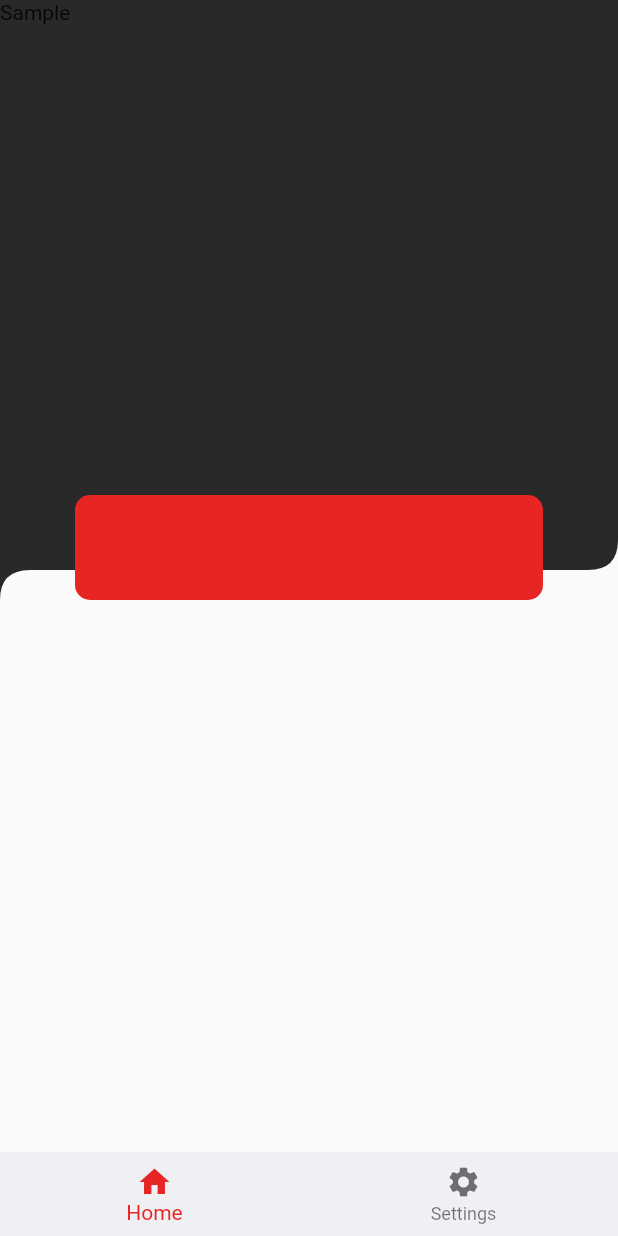
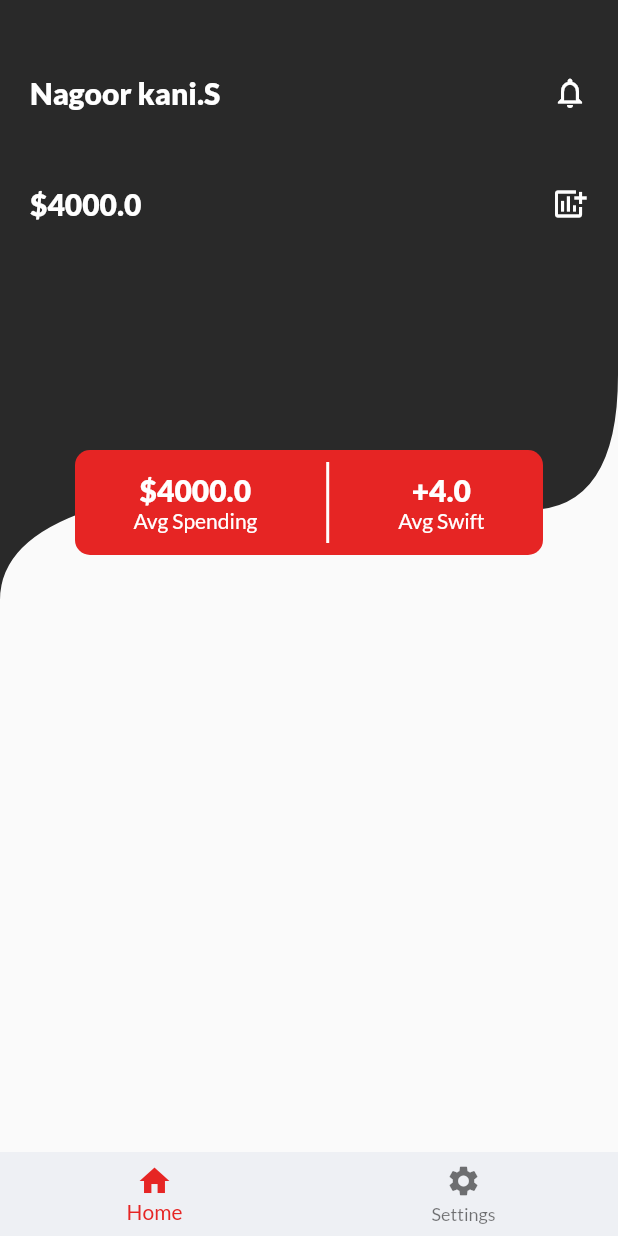
Before and after one commit to Nagoorkani2393/payment_app, a Flutter app: the screen it shows after launch, on a phone screen of 412 x 824 dp. Run offline on Flutter 3.47's test engine with Material 2 defaults, Android fonts, the phone set to English and light mode, and no system bars.

Commit message:
refactor : add design

```diff
--- a/lib/constants/app_text.dart
+++ b/lib/constants/app_text.dart
@@ -11,5 +11,16 @@ class AppTextStyle{
 class AppFont{
   AppFont._();
 
-  static const double fs_12 = 12.0;
+  static const double size_12 = 12.0;
+  static const double size_14 = 14.0;
+  static const double size_16 = 16.0;
+  static const double size_18 = 18.0;
+  static const double size_20 = 20.0;
+
+  static const Color colorWhite = Color(0xFFFFFFFF);
+  static const Color colorBlack = Color(0xFF000000);
+
+  static const FontWeight weightBlack = FontWeight.w900;
+  static const FontWeight weightBold = FontWeight.w700;
+  static const FontWeight weightRegular = FontWeight.w400;
 }
--- /dev/null
+++ b/lib/constants/style.dart
@@ -0,0 +1,26 @@
+import 'package:flutter/material.dart';
+
+import 'app_text.dart';
+
+class Style {
+  Style._();
+
+  static const TextStyle headingText = TextStyle(
+    fontFamily: "Lato",
+    fontSize: AppFont.size_20,
+    fontWeight: AppFont.weightBlack,
+    color: AppFont.colorWhite,
+  );
+  static const TextStyle subText = TextStyle(
+    fontFamily: "Lato",
+    fontSize: AppFont.size_16,
+    fontWeight: AppFont.weightRegular,
+    color: AppFont.colorWhite,
+  );
+  static const TextStyle bodyText = TextStyle(
+    fontFamily: "Lato",
+    fontSize: AppFont.size_14,
+    fontWeight: AppFont.weightRegular,
+    color: AppFont.colorWhite,
+  );
+}
--- a/lib/main.dart
+++ b/lib/main.dart
@@ -22,7 +22,7 @@ class _RootAppState extends State<RootApp> {
     return MaterialApp(
       title: 'Flutter Demo',
       theme: ThemeData(
-        primarySwatch: Colors.blue,
+        fontFamily: 'Lato',
       ),
       home: Scaffold(
         body: _pages().elementAt(_selectedIndex),
--- a/lib/pages/home_page.dart
+++ b/lib/pages/home_page.dart
@@ -1,5 +1,6 @@
 import 'package:flutter/material.dart';
 import '../constants/app_colors/app_colors.dart';
+import '../constants/style.dart';
 import '../widgets/home_background_painter.dart';
 import '../widgets/home_container.dart';
 
@@ -25,14 +26,76 @@ class HomePage extends StatelessWidget {
                         backgroundColor: AppColors.primaryColor),
                   ),
                 ),
-                const Text("Sample",),
                 Positioned(
-                  top: 330.0,
+                  top: 50.0,
+                    left: 20.0,
+                    right: 20.0,
+                    child: Column(
+                      children: [
+                        Row(
+                          mainAxisAlignment: MainAxisAlignment.spaceBetween,
+                          children: const [
+                            Text("Nagoor kani.S",
+                            style: Style.headingText,),
+                            Icon(Icons.notifications_none, color: Colors.white,),
+                          ],
+                        ),
+                        const SizedBox(height: 50.0,),
+                        Row(
+                          mainAxisAlignment: MainAxisAlignment.spaceBetween,
+                          children: const [
+                            Text("\$4000.0",
+                              style: Style.headingText,),
+                            Icon(Icons.add_chart, color: Colors.white,),
+                          ],
+                        ),
+                      ],
+                    )),
+                Positioned(
+                  top: 300.0,
                   left: 50.0,
                   right: 50.0,
                   child: Container(
                     height: 70.0,
                     decoration: const HomeContainer(),
+                    child: Row(
+                      mainAxisAlignment: MainAxisAlignment.spaceEvenly,
+                      children: [
+                        Column(
+                          mainAxisAlignment: MainAxisAlignment.center,
+                          children: [
+                            RichText(
+                              text: const TextSpan(
+                                  text: "\$4000.0",
+                                  style: Style.headingText),),
+                            RichText(
+                              text: const TextSpan(
+                                  text: "Avg Spending",
+                                  style: Style.bodyText),),
+                          ],
+                        ),
+                        const Padding(
+                          padding: EdgeInsets.symmetric(vertical: 8.0),
+                          child: VerticalDivider(
+                            color: Colors.white,
+                            thickness: 2.0,
+                          ),
+                        ),
+                        Column(
+                          mainAxisAlignment: MainAxisAlignment.center,
+                          children: [
+                            RichText(
+                              text: const TextSpan(
+                                  text: "+4.0",
+                                  style: Style.headingText),),
+                            RichText(
+                              text: const TextSpan(
+                                  text: "Avg Swift",
+                                  style: Style.bodyText),),
+                          ],
+                        ),
+                      ],
+                    )
                   ),
                 ),
               ],
--- a/lib/widgets/home_background_painter.dart
+++ b/lib/widgets/home_background_painter.dart
@@ -9,14 +9,14 @@ class HomeBackgroundPainter extends CustomPainter{
     final Path path = Path();
     path.moveTo(0, 0);
     path.lineTo(size.width, 0);
-    path.lineTo(size.width, size.height - 40);
+    path.lineTo(size.width, size.height - 150);
     path.quadraticBezierTo(
-        size.width, size.height - 20,
-        size.width - 20, size.height - 20);
-    path.lineTo(20, size.height - 20);
+        size.width, size.height - 60,
+        size.width - 60, size.height - 60);
+    path.lineTo(60, size.height - 60);
     path.quadraticBezierTo(
-        0, size.height - 20, 0, size.height);
-    path.lineTo(0, size.height);
+        0, size.height -40, 0, size.height);
+    // path.lineTo(0, size.height);
     path.close();
 
     final Paint paint = Paint()..color = backgroundColor
```
Also changed, not shown: pubspec.yaml (+9 -6 lines), fonts/Lato-Black.ttf (added), fonts/Lato-Bold.ttf (added), fonts/Lato-Regular.ttf (added), 1 other file.
